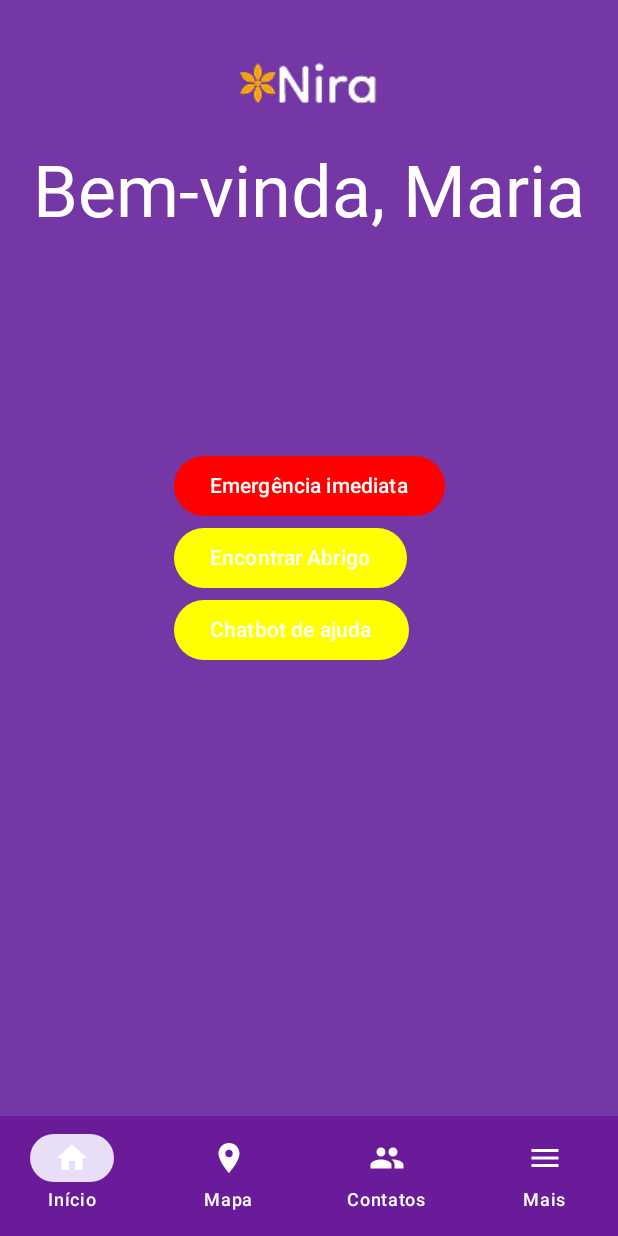
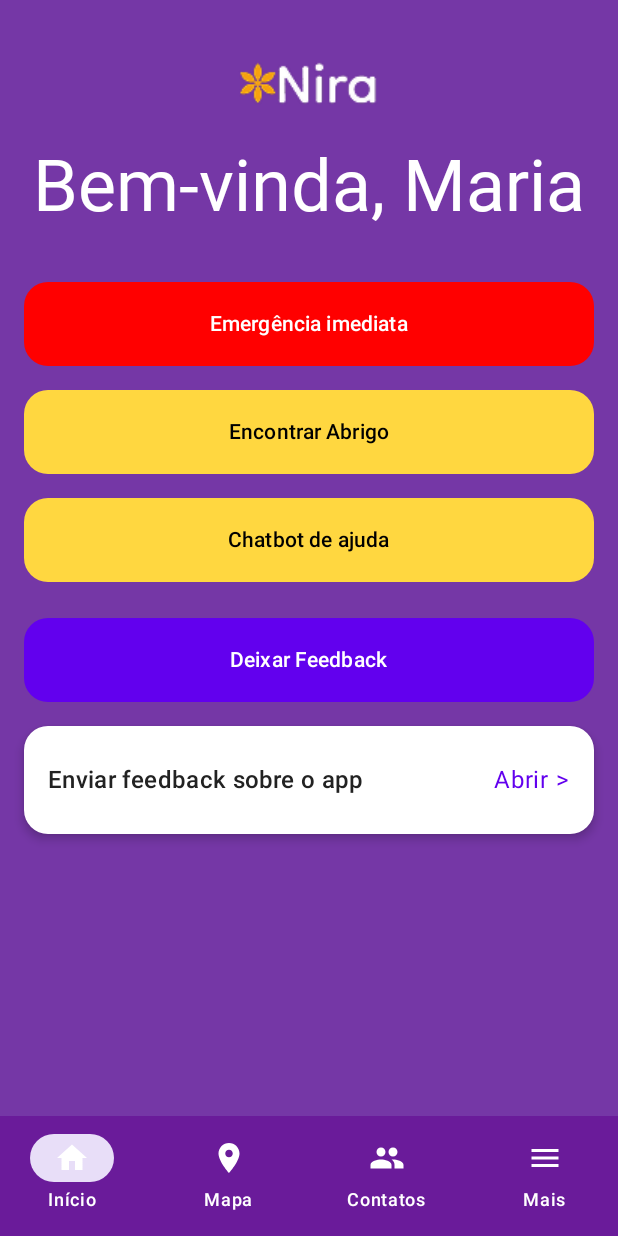
Before and after one commit to CyntiaHagers/nira-android, an Android app built with Jetpack Compose: the HomeScreen screen opened through its navigation route, on a phone screen of 412 x 824 dp. Run offline under Robolectric (Android 15) with nearby library versions, the phone set to English and light mode, and no system bars; Roboto replaces fonts that are not available here.

Commit message:
Atualização HomeScreen

```diff
--- a/app/src/main/java/br/com/fiap/nira/navigation/NavGraph.kt
+++ b/app/src/main/java/br/com/fiap/nira/navigation/NavGraph.kt
@@ -1,18 +1,19 @@
 package br.com.fiap.nira.navigation
 
+import androidx.compose.foundation.layout.padding
 import androidx.compose.material.icons.Icons
+import androidx.compose.material.icons.filled.Group
 import androidx.compose.material.icons.filled.Home
+import androidx.compose.material.icons.filled.Menu
 import androidx.compose.material.icons.filled.Place
-import androidx.compose.material.icons.filled.Menu
-import androidx.compose.material.icons.filled.Group
-
 import androidx.compose.material3.*
 import androidx.compose.runtime.Composable
+import androidx.compose.runtime.getValue
 import androidx.compose.ui.Modifier
-import androidx.compose.foundation.layout.padding
+import androidx.navigation.NavGraph.Companion.findStartDestination
 import androidx.navigation.NavHostController
 import androidx.navigation.compose.*
-import br.com.fiap.nira.ui.screens.* // importa todas as telas
+import br.com.fiap.nira.ui.screens.*
 import br.com.fiap.nira.ui.theme.BottomBarPurple
 import br.com.fiap.nira.ui.theme.White
 
@@ -36,7 +37,6 @@ private val bottomItems = listOf(
     BottomItem(Routes.MAP, label = "Mapa", icon = Icons.Filled.Place),
     BottomItem(Routes.CONTACTS, label = "Contatos", icon = Icons.Filled.Group),
     BottomItem(Routes.CHATBOT, label = "Mais", icon = Icons.Filled.Menu)
-
 )
 
 @Composable
@@ -47,22 +47,24 @@ fun AppNavHost() {
         bottomBar = {
             if (currentRoute(navController) != Routes.LOGIN) {
                 NavigationBar(containerColor = BottomBarPurple) {
+                    val current = currentRoute(navController)
                     bottomItems.forEach { item ->
-                        val selected = currentRoute(navController) == item.route
+                        val selected = current == item.route
                         NavigationBarItem(
                             selected = selected,
                             onClick = {
-                                navController.navigate(item.route) {
-                                    launchSingleTop = true
+                                if (!selected) {
+                                    navController.navigate(item.route) {
+                                        // Evita múltiplas cópias da mesma tela
+                                        popUpTo(navController.graph.findStartDestination().id) {
+                                            saveState = true
+                                        }
+                                        launchSingleTop = true
+                                        restoreState = true
+                                    }
                                 }
                             },
-                            icon = {
-                                Icon(
-                                    item.icon,
-                                    contentDescription = item.label,
-                                    tint = White
-                                )
-                            },
+                            icon = { Icon(item.icon, contentDescription = item.label, tint = White) },
                             label = { Text(item.label, color = White) }
                         )
                     }
@@ -87,7 +89,8 @@ fun AppNavHost() {
                     onModoSeguro = { /* TODO */ }
                 )
             }
-            composable(Routes.HOME) { HomeScreen() }
+
+            composable(Routes.HOME) { HomeScreen(navController) }
             composable(Routes.MAP) { MapScreen() }
             composable(Routes.CONTACTS) { ContactsScreen() }
             composable(Routes.FEEDBACK) { FeedbackScreen() }
@@ -98,6 +101,6 @@ fun AppNavHost() {
 
 @Composable
 private fun currentRoute(navController: NavHostController): String? {
-    val navBackStackEntry = navController.currentBackStackEntryAsState()
-    return navBackStackEntry.value?.destination?.route
+    val navBackStackEntry by navController.currentBackStackEntryAsState()
+    return navBackStackEntry?.destination?.route
 }
--- a/app/src/main/java/br/com/fiap/nira/ui/screens/HomeScreen.kt
+++ b/app/src/main/java/br/com/fiap/nira/ui/screens/HomeScreen.kt
@@ -1,28 +1,14 @@
 package br.com.fiap.nira.ui.screens
 
 import androidx.compose.foundation.Image
-import androidx.compose.foundation.layout.Box
+import androidx.compose.foundation.background
+import androidx.compose.foundation.clickable
+import androidx.compose.foundation.layout.*
+import androidx.compose.foundation.shape.RoundedCornerShape
+import androidx.compose.material3.*
 import androidx.compose.runtime.Composable
+import androidx.compose.ui.Alignment
 import androidx.compose.ui.Modifier
-import androidx.compose.ui.tooling.preview.Preview
-import br.com.fiap.nira.ui.theme.NiraTheme
-import androidx.compose.foundation.layout.fillMaxSize
-import androidx.compose.foundation.background
-import androidx.compose.foundation.layout.Arrangement
-import androidx.compose.foundation.layout.Column
-import androidx.compose.foundation.layout.Row
-import androidx.compose.foundation.layout.fillMaxHeight
-import androidx.compose.foundation.layout.fillMaxWidth
-import androidx.compose.foundation.layout.height
-import androidx.compose.foundation.layout.padding
-import androidx.compose.foundation.layout.width
-import androidx.compose.foundation.shape.RoundedCornerShape
-import androidx.compose.material3.Button
-import androidx.compose.material3.ButtonColors
-import androidx.compose.material3.ButtonDefaults
-import androidx.compose.material3.Icon
-import androidx.compose.material3.Text
-import androidx.compose.ui.Alignment
 import androidx.compose.ui.graphics.Color
 import androidx.compose.ui.layout.ContentScale
 import androidx.compose.ui.res.painterResource
@@ -30,33 +16,33 @@ import androidx.compose.ui.text.TextStyle
 import androidx.compose.ui.text.font.Font
 import androidx.compose.ui.text.font.FontFamily
 import androidx.compose.ui.text.font.FontWeight
+import androidx.compose.ui.tooling.preview.Preview
 import androidx.compose.ui.unit.dp
 import androidx.compose.ui.unit.sp
+import androidx.navigation.NavController
+import androidx.navigation.compose.rememberNavController
 import br.com.fiap.nira.R
+import br.com.fiap.nira.ui.theme.NiraTheme
 
 @Composable
-fun HomeScreen(modifier: Modifier = Modifier) {
-
-}
-
-@Composable
-fun HomeScreen() {
+fun HomeScreen(navController: NavController) {
     Box(
         modifier = Modifier
             .fillMaxSize()
             .background(Color(0x6F7939A4))
+            .padding(16.dp)
     ) {
         // logo no topo
-        Row (
+        Row(
             modifier = Modifier
                 .fillMaxWidth()
-                .padding(top = 36.dp),
+                .padding(top = 20.dp),
             verticalAlignment = Alignment.CenterVertically,
             horizontalArrangement = Arrangement.Center
         ) {
             Image(
                 painter = painterResource(id = R.drawable.logo_nira_app),
-                contentDescription = "image description",
+                contentDescription = "Logo Nira",
                 contentScale = ContentScale.FillBounds,
                 modifier = Modifier
                     .width(101.dp)
@@ -64,11 +50,11 @@ fun HomeScreen() {
             )
         }
 
-        // texto no topo
-        Row (
+        // texto de boas-vindas
+        Row(
             modifier = Modifier
                 .fillMaxWidth()
-                .padding(top = 100.dp),
+                .padding(top = 80.dp),
             verticalAlignment = Alignment.CenterVertically,
             horizontalArrangement = Arrangement.Center
         ) {
@@ -84,47 +70,101 @@ fun HomeScreen() {
             )
         }
 
-        // organização dos botões centrais
-        Column (
+        // conteúdo central
+        Column(
             modifier = Modifier
                 .align(Alignment.Center)
-                .padding(horizontal = 16.dp)
-
-        )
-        {
+                .fillMaxWidth(),
+            horizontalAlignment = Alignment.CenterHorizontally
+        ) {
             Button(
-                onClick = {},
-                colors = ButtonDefaults.buttonColors(containerColor = Color.Red)
+                onClick = { /* TODO: ação de emergência */ },
+                colors = ButtonDefaults.buttonColors(containerColor = Color.Red),
+                shape = RoundedCornerShape(16.dp),
+                modifier = Modifier
+                    .fillMaxWidth()
+                    .height(56.dp)
             ) {
                 Text("Emergência imediata")
             }
+
+            Spacer(Modifier.height(16.dp))
+
             Button(
-                onClick = {},
-                colors = ButtonDefaults.buttonColors(containerColor = Color.Yellow)
+                onClick = { /* TODO: encontrar abrigo */ },
+                colors = ButtonDefaults.buttonColors(containerColor = Color(0xFFFFD740)),
+                shape = RoundedCornerShape(16.dp),
+                modifier = Modifier
+                    .fillMaxWidth()
+                    .height(56.dp)
             ) {
-                Text("Encontrar Abrigo")
+                Text("Encontrar Abrigo", color = Color.Black)
             }
+
+            Spacer(Modifier.height(16.dp))
+
             Button(
-                onClick = {},
-                colors = ButtonDefaults.buttonColors(containerColor = Color.Yellow)
+                onClick = { /* TODO: chatbot */ },
+                colors = ButtonDefaults.buttonColors(containerColor = Color(0xFFFFD740)),
+                shape = RoundedCornerShape(16.dp),
+                modifier = Modifier
+                    .fillMaxWidth()
+                    .height(56.dp)
             ) {
-                Text("Chatbot de ajuda")
+                Text("Chatbot de ajuda", color = Color.Black)
+            }
+
+            Spacer(Modifier.height(24.dp))
+
+            // 1) BOTÃO para ir ao Feedback
+            Button(
+                onClick = { navController.navigate("feedback") },
+                colors = ButtonDefaults.buttonColors(containerColor = Color(0xFF6200EE)),
+                shape = RoundedCornerShape(16.dp),
+                modifier = Modifier
+                    .fillMaxWidth()
+                    .height(56.dp)
+            ) {
+                Text("Deixar Feedback")
+            }
+
+            Spacer(Modifier.height(16.dp))
+
+            // 2) BOX/CARD clicável para ir ao Feedback (opção “box” que você pediu)
+            Surface(
+                color = Color(0xFFFFFFFF),
+                contentColor = Color(0xFF222222),
+                shape = RoundedCornerShape(16.dp),
+                tonalElevation = 4.dp,
+                shadowElevation = 4.dp,
+                modifier = Modifier
+                    .fillMaxWidth()
+                    .height(72.dp)
+                    .clickable { navController.navigate("feedback") }
+            ) {
+                Row(
+                    Modifier
+                        .fillMaxSize()
+                        .padding(horizontal = 16.dp),
+                    verticalAlignment = Alignment.CenterVertically,
+                ) {
+                    Text(
+                        "Enviar feedback sobre o app",
+                        style = MaterialTheme.typography.titleMedium
+                    )
+                    Spacer(Modifier.weight(1f))
+                    Text("Abrir >", color = Color(0xFF6200EE))
+                }
             }
         }
     }
 }
 
+@Preview(showBackground = true, showSystemUi = true)
 @Composable
-fun Spacer(modifier: Modifier) {
-    androidx.compose.foundation.layout.Spacer(
-        modifier = Modifier.height(16.dp) // ajuste a medida que você precisa
-    )
-}
-
-@Composable
-@Preview
 fun HomeScreenPreview() {
     NiraTheme {
-        HomeScreen()
+        val nav = rememberNavController()
+        HomeScreen(nav)
     }
 }
```
